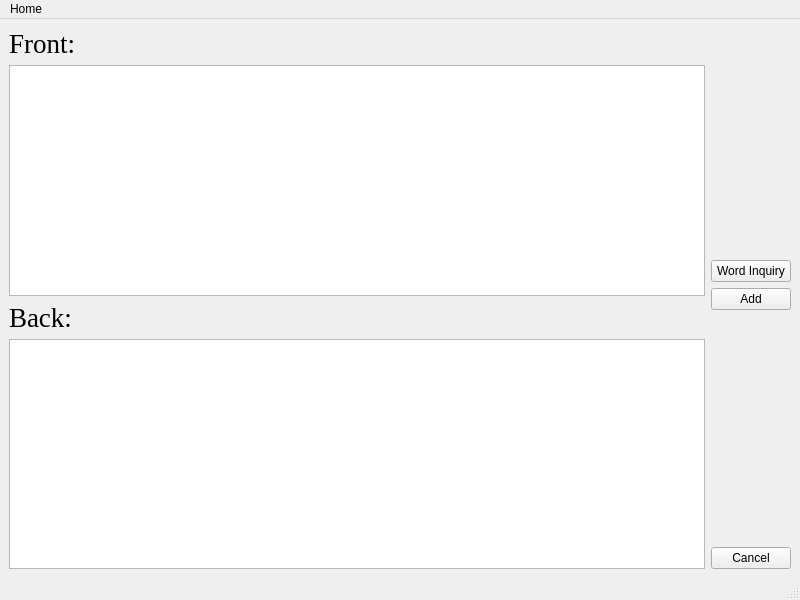
Above: src/UI/Add Card.ui from zpb911km/Linear_Memo before the change. Below: the same form after it.
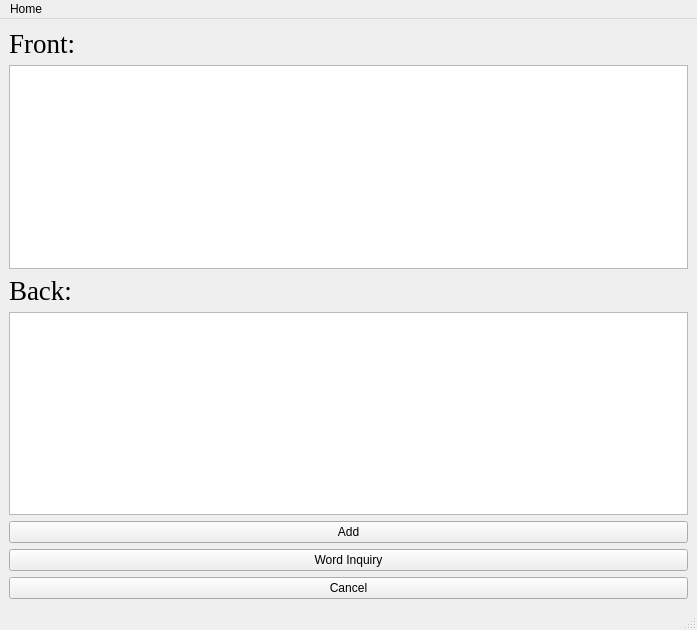
That is the form after the change.

```diff
--- a/src/UI/Add Card.ui
+++ b/src/UI/Add Card.ui
@@ -6,15 +6,15 @@
    <rect>
     <x>0</x>
     <y>0</y>
-    <width>800</width>
-    <height>600</height>
+    <width>697</width>
+    <height>630</height>
    </rect>
   </property>
   <property name="windowTitle">
    <string>MainWindow</string>
   </property>
   <widget class="QWidget" name="centralwidget">
-   <layout class="QHBoxLayout" name="horizontalLayout">
+   <layout class="QVBoxLayout" name="verticalLayout_2">
     <item>
      <layout class="QVBoxLayout" name="verticalLayout">
       <item>
@@ -64,28 +64,6 @@
      </layout>
     </item>
     <item>
-     <layout class="QVBoxLayout" name="verticalLayout_2">
-      <item>
-       <spacer name="verticalSpacer">
-        <property name="orientation">
-         <enum>Qt::Vertical</enum>
-        </property>
-        <property name="sizeHint" stdset="0">
-         <size>
-          <width>20</width>
-          <height>40</height>
-         </size>
-        </property>
-       </spacer>
-      </item>
-      <item>
-       <widget class="QPushButton" name="pushButton_2">
-        <property name="text">
-         <string>Word Inquiry</string>
-        </property>
-       </widget>
-      </item>
-      <item>
        <widget class="QPushButton" name="pushButton">
         <property name="text">
          <string>Add</string>
@@ -93,17 +71,11 @@
        </widget>
       </item>
       <item>
-       <spacer name="verticalSpacer_3">
-        <property name="orientation">
-         <enum>Qt::Vertical</enum>
-        </property>
-        <property name="sizeHint" stdset="0">
-         <size>
-          <width>20</width>
-          <height>40</height>
-         </size>
-        </property>
-       </spacer>
+     <widget class="QPushButton" name="pushButton_2">
+      <property name="text">
+       <string>Word Inquiry</string>
+      </property>
+     </widget>
       </item>
       <item>
        <widget class="QPushButton" name="pushButton_3">
@@ -113,15 +85,13 @@
        </widget>
       </item>
      </layout>
-    </item>
-   </layout>
   </widget>
   <widget class="QMenuBar" name="menubar">
    <property name="geometry">
     <rect>
      <x>0</x>
      <y>0</y>
-     <width>800</width>
+     <width>697</width>
      <height>22</height>
     </rect>
    </property>
```
Lines whose indentation alone changed are shown as unchanged.
